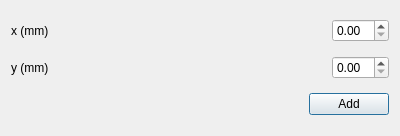
Old version of the form main/ui/gui/ui_specification/design/gui_add_origin_design.ui in the repository uz-gaz/Tertimuss.
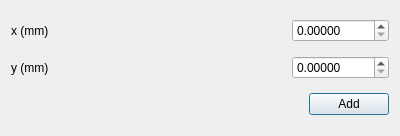
New version of the form.

```diff
--- a/main/ui/gui/ui_specification/design/gui_add_origin_design.ui
+++ b/main/ui/gui/ui_specification/design/gui_add_origin_design.ui
@@ -40,7 +40,14 @@
       </spacer>
      </item>
      <item>
-      <widget class="QDoubleSpinBox" name="doubleSpinBox_x"/>
+      <widget class="QDoubleSpinBox" name="doubleSpinBox_x">
+       <property name="decimals">
+        <number>5</number>
+       </property>
+       <property name="maximum">
+        <double>99999.999989999996615</double>
+       </property>
+      </widget>
      </item>
     </layout>
    </item>
@@ -70,7 +77,14 @@
       </spacer>
      </item>
      <item>
-      <widget class="QDoubleSpinBox" name="doubleSpinBox_y"/>
+      <widget class="QDoubleSpinBox" name="doubleSpinBox_y">
+       <property name="decimals">
+        <number>5</number>
+       </property>
+       <property name="maximum">
+        <double>99999.999989999996615</double>
+       </property>
+      </widget>
      </item>
     </layout>
    </item>
```
Left out of the diff: 38 changed lines with no effect on the pictures.
